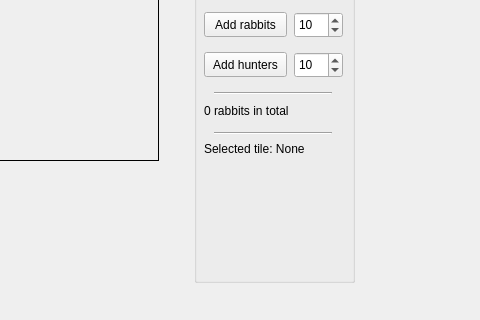
Old version of the form mainwindow.ui in the repository EVE-Team/simulation; both pictures show x 336 to 816 and y 168 to 488 of the 816 by 488 pixel window.
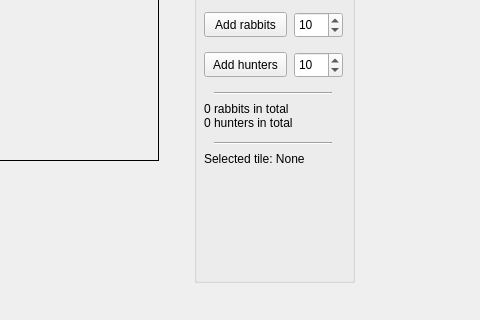
New version of the form.

Commit message: display total number of hunters

What changed in the file:
```diff
--- a/mainwindow.ui
+++ b/mainwindow.ui
@@ -161,7 +161,7 @@
      <property name="geometry">
       <rect>
        <x>10</x>
-       <y>300</y>
+       <y>310</y>
        <width>141</width>
        <height>101</height>
       </rect>
@@ -222,7 +222,7 @@
      <property name="geometry">
       <rect>
        <x>20</x>
-       <y>290</y>
+       <y>300</y>
        <width>118</width>
        <height>3</height>
       </rect>
@@ -237,11 +237,15 @@
        <x>10</x>
        <y>260</y>
        <width>141</width>
-       <height>17</height>
+       <height>41</height>
       </rect>
      </property>
      <property name="text">
-      <string>0 rabbits in total</string>
+      <string>0 rabbits in total
+0 hunters in total</string>
+     </property>
+     <property name="alignment">
+      <set>Qt::AlignLeading|Qt::AlignLeft|Qt::AlignTop</set>
      </property>
     </widget>
     <widget class="QSpinBox" name="spnHunterCount">
```
The commit also changes 3 other files.
